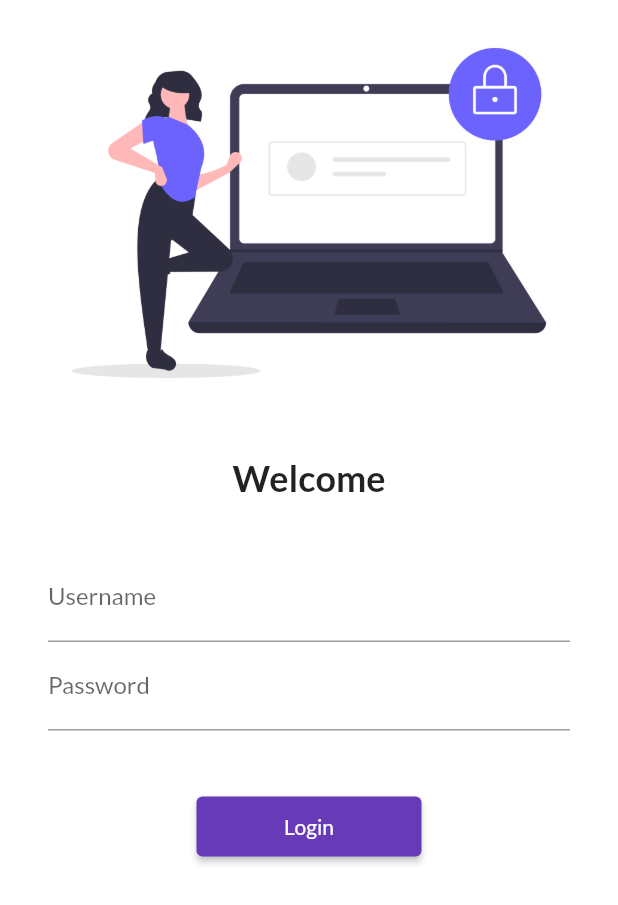
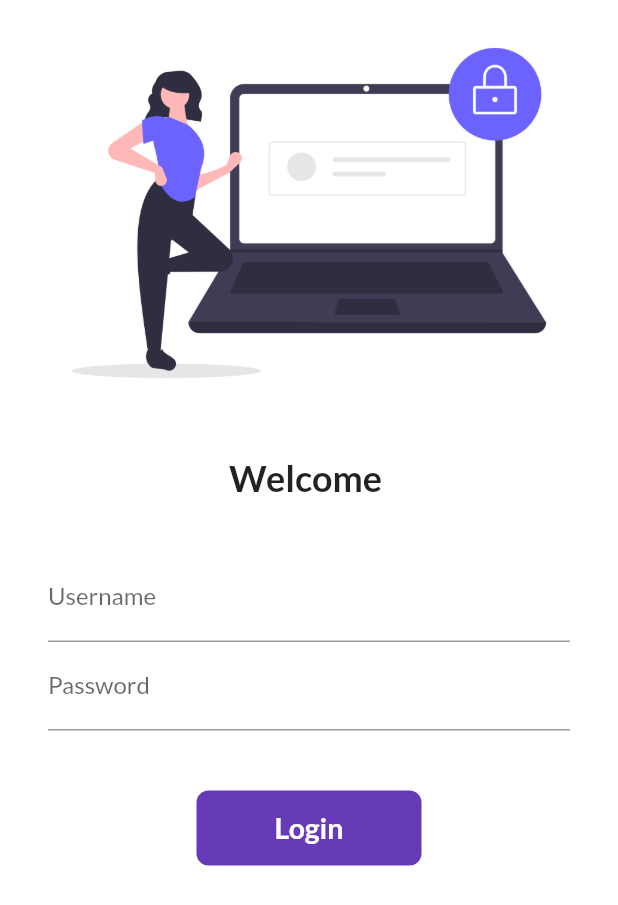
Before and after one commit to Manan2651/30DaysofFultter, a Flutter app: the screen it shows after launch, on a phone screen of 412 x 824 dp. Shown: the top 905 px of the screen. Run offline on Flutter 3.47's test engine with Material 2 defaults, Android fonts, the phone set to English and light mode, and no system bars; our stand-ins replace google_fonts.

Commit message:
day 6 completed

```diff
--- a/lib/pages/login_page.dart
+++ b/lib/pages/login_page.dart
@@ -2,9 +2,15 @@ import 'package:flutter/material.dart';
 import 'package:flutter_application_1/pages/home_page.dart';
 import 'package:flutter_application_1/utils/routes.dart';
 
-class LoginPage extends StatelessWidget {
-  // const LoginPage({super.key});
+class LoginPage extends StatefulWidget {
+  @override
+  State<LoginPage> createState() => _LoginPageState();
+}
 
+class _LoginPageState extends State<LoginPage> {
+  String name = "";
+  bool changeButton = false;
+  //  LoginPage({super.key});
   @override
   Widget build(BuildContext context) {
     return Material(
@@ -20,20 +26,23 @@ class LoginPage extends StatelessWidget {
                 height: 20.0,
               ),
               Text(
-                "Welcome",
+                "Welcome $name",
                 style: TextStyle(fontSize: 24, fontWeight: FontWeight.bold),
               ),
               SizedBox(
                 height: 20.0,
               ),
               Padding(
-                padding: const EdgeInsets.symmetric(
-                    vertical: 16.0, horizontal: 32.0),
+                padding: EdgeInsets.symmetric(vertical: 16.0, horizontal: 32.0),
                 child: Column(
                   children: [
                     TextFormField(
                       decoration: InputDecoration(
                           hintText: "Enter Username", labelText: "Username"),
+                      onChanged: (value) {
+                        name = value;
+                        setState(() {});
+                      },
                     ),
                     TextFormField(
                       obscureText: true,
@@ -43,13 +52,39 @@ class LoginPage extends StatelessWidget {
                     SizedBox(
                       height: 40.0,
                     ),
-                    ElevatedButton(
-                      onPressed: () {
+                    InkWell(
+                      onTap: () async {
+                        setState(() {
+                          changeButton = true;
+                        });
+                        await Future.delayed(Duration(seconds: 1));
                         Navigator.pushNamed(context, MyRoutes.homeRoute);
                       },
-                      child: Text("Login"),
-                      style: TextButton.styleFrom(minimumSize: Size(150, 40)),
-                    ),
+                      child: AnimatedContainer(
+                        duration: Duration(seconds: 1),
+                        width: changeButton ? 50 : 150,
+                        height: 50,
+                        alignment: Alignment.center,
+                        decoration: BoxDecoration(
+                            color: Colors.deepPurple,
+                            borderRadius:
+                                BorderRadius.circular(changeButton ? 30 : 8)),
+                        child: changeButton
+                            ? Icon(Icons.done, color: Colors.white)
+                            : Text("Login",
+                                style: TextStyle(
+                                    color: Colors.white,
+                                    fontWeight: FontWeight.bold,
+                                    fontSize: 19)),
+                      ),
+                    )
+                    // ElevatedButton(
+                    //   onPressed: () {
+                    //     Navigator.pushNamed(context, MyRoutes.homeRoute);
+                    //   },
+                    //   child: Text("Login"),
+                    //   style: TextButton.styleFrom(minimumSize: Size(150, 40)),
+                    // ),
                   ],
                 ),
               )
```
